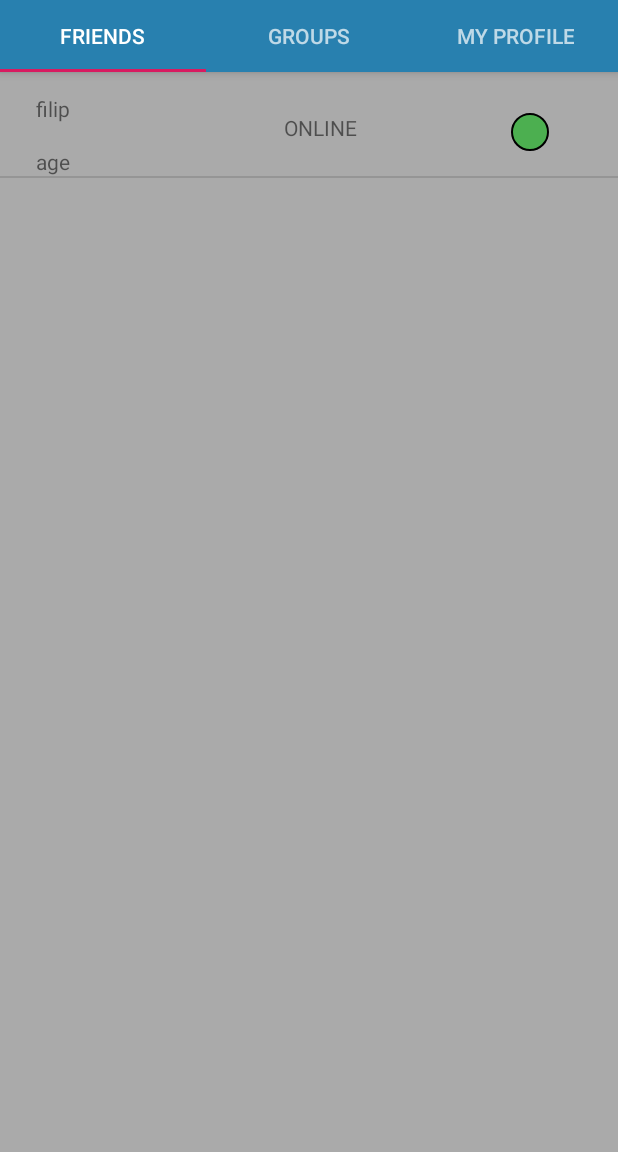
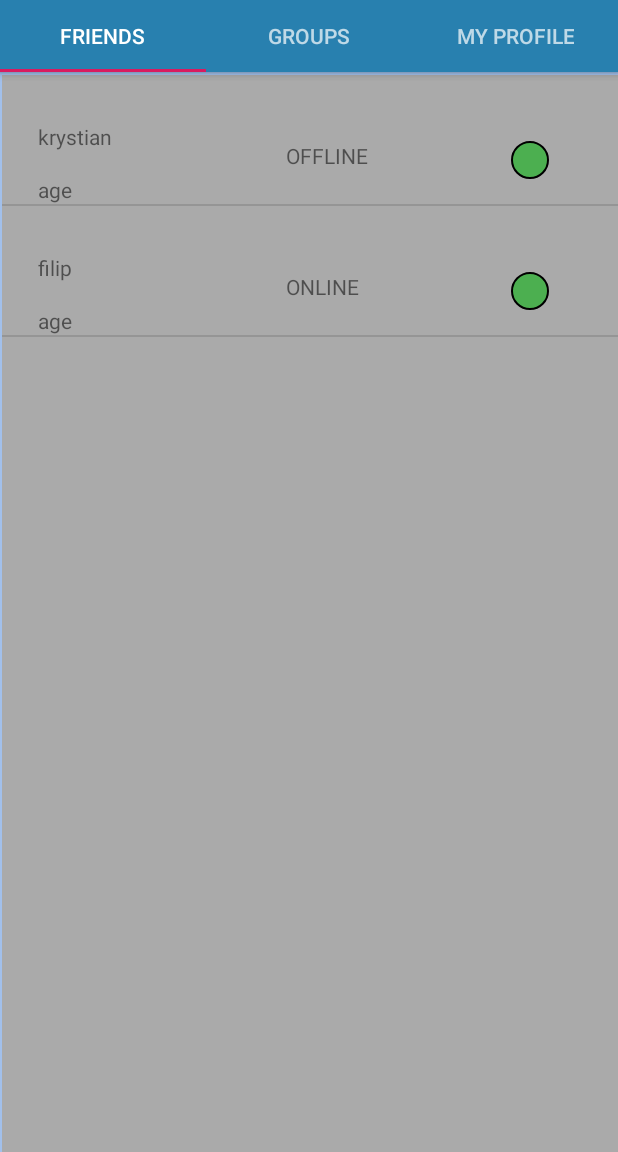
Before and after one commit to KrystianWojakiewicz/Connected, an Android app: the screen it shows after launch once a user with an empty profile is signed in (MainScreenActivity), on a phone screen of 412 x 824 dp, the part 84-1236 px from its top. Run offline under Robolectric (Android 15) with nearby library versions, the phone set to English and light mode, and no system bars; our stand-ins replace Firebase (no records; nobody signed in at launch, a user with empty details on screens opened directly).

Commit message:
Fix visual bug with friends list. Now correctly shows all items in list.

```diff
--- a/app/src/main/java/com/example/connected/activities/MainScreenActivity.java
+++ b/app/src/main/java/com/example/connected/activities/MainScreenActivity.java
@@ -33,8 +33,8 @@ public class MainScreenActivity extends AppCompatActivity {
         setSupportActionBar(this.myToolbar);
         getSupportActionBar().setTitle("Echo");
 
+        this.myViewPager = findViewById(R.id.view_pager);
         this.mySectionsPagerAdapter = new SectionsPagerAdapter(this, getSupportFragmentManager());
-        this.myViewPager = findViewById(R.id.view_pager);
         this.myViewPager.setAdapter(mySectionsPagerAdapter);
 
         this.myTabLayout = findViewById(R.id.myTabLayout);
--- a/app/src/main/java/com/example/connected/tabs/pageView/SectionsPagerAdapter.java
+++ b/app/src/main/java/com/example/connected/tabs/pageView/SectionsPagerAdapter.java
@@ -13,10 +13,6 @@ import com.example.connected.tabs.GroupsTab;
 import com.example.connected.tabs.MyProfileTab;
 import com.example.connected.R;
 
-/**
- * A [FragmentPagerAdapter] that returns a fragment corresponding to
- * one of the sections/tabs/pages.
- */
 public class SectionsPagerAdapter extends FragmentPagerAdapter {
 
     @StringRes
--- a/app/src/main/res/layout/friends_tab.xml
+++ b/app/src/main/res/layout/friends_tab.xml
@@ -1,33 +1,63 @@
 <?xml version="1.0" encoding="utf-8"?>
-<androidx.constraintlayout.widget.ConstraintLayout xmlns:android="http://schemas.android.com/apk/res/android"
+<!--<?xml version="1.0" encoding="utf-8"?>-->
+<!--<RelativeLayout xmlns:android="http://schemas.android.com/apk/res/android"-->
+<!--    xmlns:app="http://schemas.android.com/apk/res-auto"-->
+<!--    xmlns:tools="http://schemas.android.com/tools"-->
+<!--    android:layout_width="match_parent"-->
+<!--    android:layout_height="match_parent"-->
+<!--    android:background="@android:color/darker_gray"-->
+<!--    tools:context=".tabs.FriendsTab">-->
+
+<!--    <ListView-->
+<!--        android:id="@+id/friendsListView"-->
+<!--        android:layout_width="393dp"-->
+<!--        android:layout_height="506dp"-->
+<!--        android:layout_alignParentTop="true"-->
+<!--        android:layout_centerHorizontal="true"-->
+<!--        android:layout_marginTop="59dp" />-->
+<!--</RelativeLayout>-->
+
+
+<RelativeLayout xmlns:android="http://schemas.android.com/apk/res/android"
     xmlns:app="http://schemas.android.com/apk/res-auto"
     xmlns:tools="http://schemas.android.com/tools"
-    android:id="@+id/constraintLayout"
     android:layout_width="match_parent"
     android:layout_height="match_parent"
-    android:background="@android:color/darker_gray"
-    tools:context=".tabs.pageView.PlaceholderFragment">
+    android:background="@color/colorAppBackgroundBasic"
+    tools:context=".activities.MainScreenActivity">
 
-    <TextView
-        android:id="@+id/section_label"
-        android:layout_width="wrap_content"
+    <com.google.android.material.appbar.AppBarLayout
+        android:layout_width="match_parent"
         android:layout_height="wrap_content"
-        android:layout_marginStart="@dimen/activity_horizontal_margin"
-        android:layout_marginTop="@dimen/activity_vertical_margin"
-        android:layout_marginEnd="@dimen/activity_horizontal_margin"
-        android:layout_marginBottom="@dimen/activity_vertical_margin"
-        app:layout_constraintLeft_toLeftOf="parent"
-        app:layout_constraintTop_toTopOf="@+id/constraintLayout"
-        tools:layout_constraintLeft_creator="1"
-        tools:layout_constraintTop_creator="1" />
+        android:background="@color/colorPrimary"
+        android:theme="@style/AppTheme.AppBarOverlay">
+
+        <include
+            android:id="@+id/main_screen_toolbar"
+            layout="@layout/app_toolbar"
+            >
+        </include>
+
+
+
+        <com.google.android.material.tabs.TabLayout
+            android:id="@+id/myTabLayout"
+            android:layout_width="match_parent"
+            android:layout_height="wrap_content"
+            android:background="@color/colorToolBar"/>
+    </com.google.android.material.appbar.AppBarLayout>
+
 
     <ListView
         android:id="@+id/friendsListView"
-        android:layout_width="0dp"
-        android:layout_height="0dp"
-        app:layout_constraintBottom_toBottomOf="parent"
-        app:layout_constraintEnd_toEndOf="parent"
-        app:layout_constraintStart_toStartOf="parent"
-        app:layout_constraintTop_toTopOf="parent" />
+        android:layout_width="match_parent"
+        android:layout_height="match_parent"
+        android:layout_alignParentStart="true"
+        android:layout_alignParentTop="true"
+        android:layout_alignParentEnd="true"
+        android:layout_marginStart="1dp"
+        android:layout_marginTop="106dp"
+        android:layout_marginEnd="0dp"
+        android:background="@android:color/darker_gray" />
 
-</androidx.constraintlayout.widget.ConstraintLayout>
+</RelativeLayout>
```
